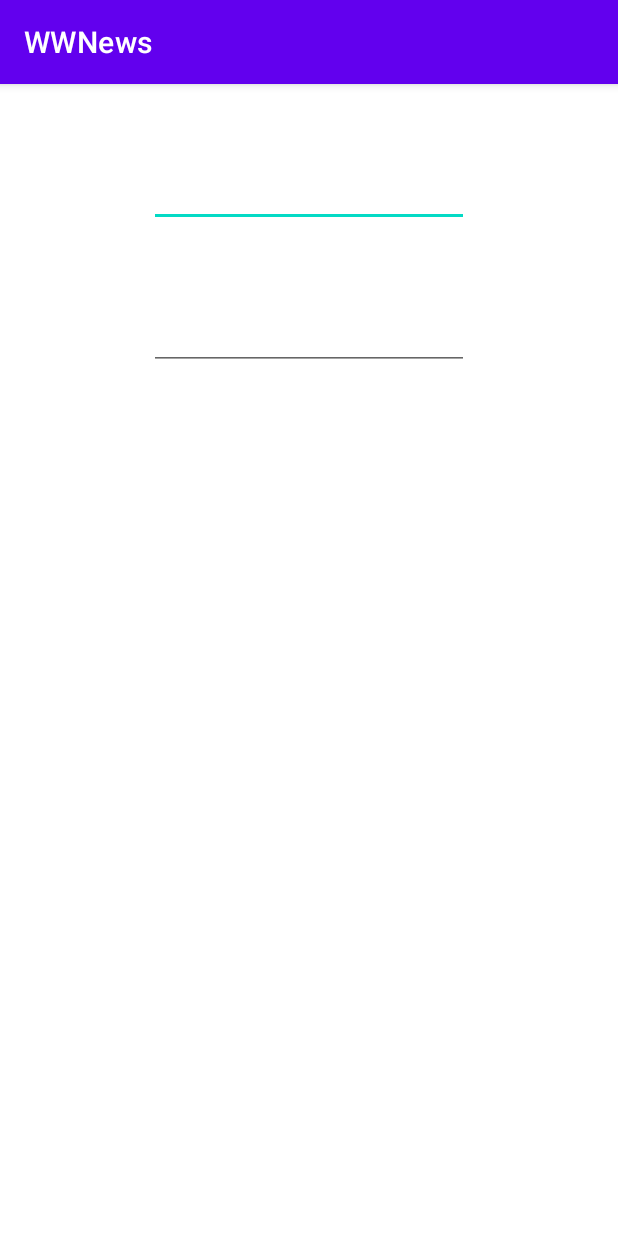
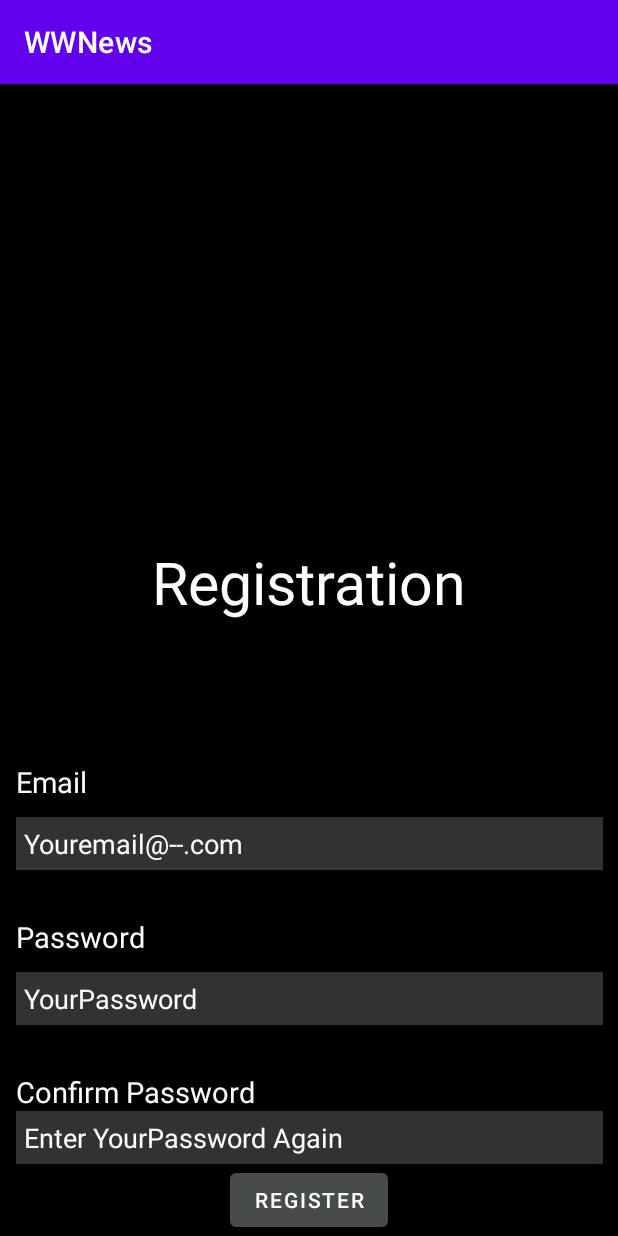
Before and after one commit to MinaKamal99/WWNews-, an Android app: the screen it shows after launch (MainActivity), on a phone screen of 412 x 824 dp. Run offline under Robolectric (Android 15) with nearby library versions, the phone set to English and light mode, and no system bars; our stand-ins replace Room's generated code, data binding, sdp/ssp sizes.

```diff
--- a/app/build.gradle
+++ b/app/build.gradle
@@ -3,6 +3,7 @@ plugins {
     id 'kotlin-android'
     id 'kotlin-parcelize'
     id 'kotlin-kapt'
+    id "androidx.navigation.safeargs.kotlin"
 }
 
 android {
@@ -49,6 +50,7 @@ android {
 
     buildFeatures{
         viewBinding true
+        dataBinding true
     }
 }
 
@@ -66,6 +68,8 @@ dependencies {
     testImplementation 'junit:junit:4.+'
     androidTestImplementation 'androidx.test.ext:junit:1.1.2'
     androidTestImplementation 'androidx.test.espresso:espresso-core:3.3.0'
+
+    def nav_version = "2.3.4"
 
     def fragment_version = "1.3.1"
 
@@ -108,7 +112,7 @@ dependencies {
 
 /*mina*/
     // navigation component
-    def nav_version = "2.3.4"
+
     implementation "androidx.navigation:navigation-fragment-ktx:$nav_version"
     implementation "androidx.navigation:navigation-ui-ktx:$nav_version"
 
--- a/app/src/main/java/com/androidgangs/wwnews/MainActivity.kt
+++ b/app/src/main/java/com/androidgangs/wwnews/MainActivity.kt
@@ -2,6 +2,7 @@ package com.androidgangs.wwnews
 
 import androidx.appcompat.app.AppCompatActivity
 import android.os.Bundle
+import androidx.navigation.findNavController
 import com.androidgangs.wwnews.data.source.local.DataSource
 import com.androidgangs.wwnews.data.source.local.UsersDao
 import com.androidgangs.wwnews.databinding.ActivityMainBinding
@@ -13,8 +14,9 @@ class MainActivity : AppCompatActivity() {
         binding = ActivityMainBinding.inflate(layoutInflater)
         setContentView(binding.root)
 
-        val username = binding.emialTxt.text
-        val password = binding.passwordTxt.text
+//        val navController = findNavController(R.id.nav_host_fragment)
+
+
 
 
     }
--- a/app/src/main/java/com/androidgangs/wwnews/data/model/UserModel.kt
+++ b/app/src/main/java/com/androidgangs/wwnews/data/model/UserModel.kt
@@ -5,4 +5,4 @@ import androidx.room.PrimaryKey
 
 @Entity(tableName = "users")
 data class UserModel(@PrimaryKey
-    val email:String,val password:String,val fname:String)
+    var email:String = "",var password:String = "",var fname:String = "")
--- a/app/src/main/java/com/androidgangs/wwnews/data/repo/AuthRepo.kt
+++ b/app/src/main/java/com/androidgangs/wwnews/data/repo/AuthRepo.kt
@@ -5,8 +5,8 @@ import com.androidgangs.wwnews.data.source.local.DataSource
 
 class AuthRepo(val dataSource: DataSource) : IAuthRepo {
 
-    override suspend fun savedData(userModel: UserModel){
-        dataSource.usersDao.upsert(userModel)
+    override suspend fun savedData(userModel: UserModel): Long {
+        return dataSource.usersDao.upsert(userModel)
     }
 
     override suspend fun getAuthData(email:String): String {
--- a/app/src/main/java/com/androidgangs/wwnews/data/repo/IAuthRepo.kt
+++ b/app/src/main/java/com/androidgangs/wwnews/data/repo/IAuthRepo.kt
@@ -3,6 +3,6 @@ package com.androidgangs.wwnews.data.repo
 import com.androidgangs.wwnews.data.model.UserModel
 
 interface IAuthRepo {
-    suspend fun savedData(userModel: UserModel)
+    suspend fun savedData(userModel: UserModel): Long
     suspend fun getAuthData(email: String):String
 }
--- a/app/src/main/java/com/androidgangs/wwnews/data/source/local/DataSource.kt
+++ b/app/src/main/java/com/androidgangs/wwnews/data/source/local/DataSource.kt
@@ -9,7 +9,7 @@ class DataSource(val usersDao: UsersDao):IDataSource {
         return usersDao.getUserPassword(email)
     }
 
-    override suspend fun addUser(userModel: UserModel) {
-        usersDao.upsert(userModel)
+    override suspend fun addUser(userModel: UserModel): Long {
+        return usersDao.upsert(userModel)
     }
 }
--- a/app/src/main/java/com/androidgangs/wwnews/data/source/local/IDataSource.kt
+++ b/app/src/main/java/com/androidgangs/wwnews/data/source/local/IDataSource.kt
@@ -6,5 +6,5 @@ interface IDataSource {
     suspend fun getUserPassword(email:String): String
 
 
-    suspend fun addUser(userModel: UserModel)
+    suspend fun addUser(userModel: UserModel): Long
 }
--- a/app/src/main/java/com/androidgangs/wwnews/data/source/local/UsersDao.kt
+++ b/app/src/main/java/com/androidgangs/wwnews/data/source/local/UsersDao.kt
@@ -9,8 +9,8 @@ import com.androidgangs.wwnews.data.model.UserModel
 
 @Dao
 interface UsersDao {
-    @Insert(onConflict = OnConflictStrategy.REPLACE)
-    suspend fun upsert(userModel: UserModel)
+    @Insert(onConflict = OnConflictStrategy.IGNORE)
+    suspend fun upsert(userModel: UserModel): Long
     @Query("select password from users where email = :email")
      suspend fun getUserPassword(email:String):String
 }
--- a/app/src/main/java/com/androidgangs/wwnews/ui/fragment/login/registration/RegistrationFragment.kt
+++ b/app/src/main/java/com/androidgangs/wwnews/ui/fragment/login/registration/RegistrationFragment.kt
@@ -6,7 +6,13 @@ import androidx.fragment.app.Fragment
 import android.view.LayoutInflater
 import android.view.View
 import android.view.ViewGroup
+import androidx.lifecycle.Observer
+import androidx.navigation.fragment.findNavController
 import com.androidgangs.wwnews.R
+import com.androidgangs.wwnews.ServiceLocator
+import com.androidgangs.wwnews.data.model.UserModel
+import com.androidgangs.wwnews.data.repo.AuthRepo
+import com.androidgangs.wwnews.databinding.RegistrationFragmentBinding
 
 class RegistrationFragment : Fragment() {
 
@@ -16,19 +22,41 @@ class RegistrationFragment : Fragment() {
     }
 
     private lateinit var viewModel: RegistrationViewModel
-
+    lateinit var binding: RegistrationFragmentBinding
     override fun onCreateView(
         inflater: LayoutInflater, container: ViewGroup?,
         savedInstanceState: Bundle?
     ): View? {
-        return inflater.inflate(R.layout.registration_fragment, container, false)
+        binding = RegistrationFragmentBinding.inflate(layoutInflater)
+        return binding.root
     }
 
     override fun onActivityCreated(savedInstanceState: Bundle?) {
         super.onActivityCreated(savedInstanceState)
-        viewModel = ViewModelProvider.AndroidViewModelFactory(requireActivity().application).create(RegistrationViewModel::class.java)
+        val serviceLocator = ServiceLocator.createRepo(requireActivity().application)
+        val repo = AuthRepo(serviceLocator.dataSource)
+        val registrationViewModelFactory = RegistrationViewModelFactory(repo)
+        viewModel = ViewModelProvider(requireActivity(),registrationViewModelFactory).get(RegistrationViewModel::class.java)
+        binding.registerButton.setOnClickListener {
+            viewModel.register(binding.editTextRegisterEmail.text.toString(),binding.passwordRegisterTextView.text.toString(),binding.ConfirmPasswordTextView.text.toString())
 
+        }
+
+        observation(viewModel)
 
     }
 
+    private fun observation(viewModel: RegistrationViewModel) {
+        viewModel.success.observe(viewLifecycleOwner, Observer { doAction(it) })
+        viewModel.errorLiveData.observe(viewLifecycleOwner, Observer { handleError(it) })
+    }
+
+    private fun handleError(it: String?) {
+
+    }
+
+    private fun doAction(it: Boolean?) {
+        findNavController()..
+    }
+
 }
--- a/app/src/main/res/layout/activity_main.xml
+++ b/app/src/main/res/layout/activity_main.xml
@@ -6,25 +6,21 @@
     android:layout_height="match_parent"
     tools:context=".MainActivity">
 
-    <EditText
-        android:id="@+id/emialTxt"
-        android:layout_width="wrap_content"
-        android:layout_height="wrap_content"
-        android:layout_marginTop="50dp"
-        android:ems="10"
-        android:inputType="textEmailAddress"
-        app:layout_constraintEnd_toEndOf="parent"
-        app:layout_constraintStart_toStartOf="parent"
-        app:layout_constraintTop_toTopOf="parent" />
+    <androidx.fragment.app.FragmentContainerView
+        android:id="@+id/nav_host_fragment"
+        android:name="androidx.navigation.fragment.NavHostFragment"
+        android:layout_width="0dp"
+        android:layout_height="0dp"
+        app:layout_constraintLeft_toLeftOf="parent"
+        app:layout_constraintRight_toRightOf="parent"
+        app:layout_constraintTop_toTopOf="parent"
+        app:layout_constraintBottom_toBottomOf="parent"
 
-    <EditText
-        android:id="@+id/passwordTxt"
-        android:layout_width="wrap_content"
-        android:layout_height="wrap_content"
-        android:layout_marginTop="50dp"
-        android:ems="10"
-        android:inputType="textPassword"
-        app:layout_constraintEnd_toEndOf="parent"
-        app:layout_constraintStart_toStartOf="parent"
-        app:layout_constraintTop_toBottomOf="@+id/emialTxt" />
+        app:defaultNavHost="true"
+        app:navGraph="@navigation/nav_graph" />
+
+
+
+
+
 </androidx.constraintlayout.widget.ConstraintLayout>
--- a/app/src/main/res/layout/registration_fragment.xml
+++ b/app/src/main/res/layout/registration_fragment.xml
@@ -1,5 +1,11 @@
 <?xml version="1.0" encoding="utf-8"?>
-<FrameLayout xmlns:android="http://schemas.android.com/apk/res/android"
+<layout>
+    <data>
+        <variable
+            name="viewModel"
+            type="com.androidgangs.wwnews.ui.fragment.login.registration.RegistrationViewModel" />
+    </data>
+    <FrameLayout xmlns:android="http://schemas.android.com/apk/res/android"
     xmlns:app="http://schemas.android.com/apk/res-auto"
     xmlns:tools="http://schemas.android.com/tools"
     android:layout_width="match_parent"
@@ -55,7 +61,9 @@
             app:layout_constraintBottom_toTopOf="@+id/passwordRegisterTextView"
             app:layout_constraintEnd_toEndOf="parent"
             app:layout_constraintStart_toStartOf="parent"
-            app:layout_constraintTop_toBottomOf="@+id/emailTextView" />
+            app:layout_constraintTop_toBottomOf="@+id/emailTextView"
+            android:text="@={viewModel.user.email}"
+            />
 
         <EditText
             android:id="@+id/editTextRegisterPassword"
@@ -71,7 +79,9 @@
             app:layout_constraintBottom_toTopOf="@+id/ConfirmPasswordTextView"
             app:layout_constraintEnd_toEndOf="parent"
             app:layout_constraintStart_toStartOf="parent"
-            app:layout_constraintTop_toBottomOf="@+id/passwordRegisterTextView" />
+            app:layout_constraintTop_toBottomOf="@+id/passwordRegisterTextView"
+            android:text="@={viewModel.user.password}"
+            />
 
         <TextView
             android:id="@+id/RegisterTextView"
@@ -88,7 +98,7 @@
             app:layout_constraintVertical_chainStyle="packed" />
 
         <Button
-            android:id="@+id/loginButton"
+            android:id="@+id/registerButton"
             android:layout_width="wrap_content"
             android:layout_height="wrap_content"
             android:backgroundTint="@color/gray_light"
@@ -97,7 +107,9 @@
             app:layout_constraintBottom_toBottomOf="parent"
             app:layout_constraintEnd_toEndOf="parent"
             app:layout_constraintStart_toStartOf="parent"
-            app:layout_constraintTop_toBottomOf="@+id/editTextConfirmPassword" />
+            app:layout_constraintTop_toBottomOf="@+id/editTextConfirmPassword"
+
+            />
 
         <TextView
             android:id="@+id/ConfirmPasswordTextView"
@@ -130,3 +142,4 @@
     </androidx.constraintlayout.widget.ConstraintLayout>
 
 </FrameLayout>
+</layout>
--- /dev/null
+++ b/app/src/main/res/navigation/nav_graph.xml
@@ -0,0 +1,21 @@
+<?xml version="1.0" encoding="utf-8"?>
+<navigation xmlns:android="http://schemas.android.com/apk/res/android"
+    xmlns:app="http://schemas.android.com/apk/res-auto"
+    xmlns:tools="http://schemas.android.com/tools"
+    android:id="@+id/nav_graph"
+    app:startDestination="@id/registrationFragment">
+
+    <fragment
+        android:id="@+id/registrationFragment"
+        android:name="com.androidgangs.wwnews.ui.fragment.login.registration.RegistrationFragment"
+        android:label="RegistrationFragment" >
+        <action
+            android:id="@+id/action_registrationFragment_to_loginFragment"
+            app:destination="@id/loginFragment" />
+    </fragment>
+    <fragment
+        android:id="@+id/loginFragment"
+        android:name="com.androidgangs.wwnews.ui.fragment.login.LoginFragment"
+        android:label="login_fragment"
+        tools:layout="@layout/login_fragment" />
+</navigation>
--- a/build.gradle
+++ b/build.gradle
@@ -8,6 +8,8 @@ buildscript {
     dependencies {
         classpath "com.android.tools.build:gradle:4.1.2"
         classpath "org.jetbrains.kotlin:kotlin-gradle-plugin:$kotlin_version"
+        classpath "androidx.navigation:navigation-safe-args-gradle-plugin:2.3.4"
+
 
         // NOTE: Do not place your application dependencies here; they belong
         // in the individual module build.gradle files
```
Also changed, not shown: app/src/main/java/com/androidgangs/wwnews/ui/fragment/login/registration/RegistrationViewModel.kt (+27 -13 lines).
